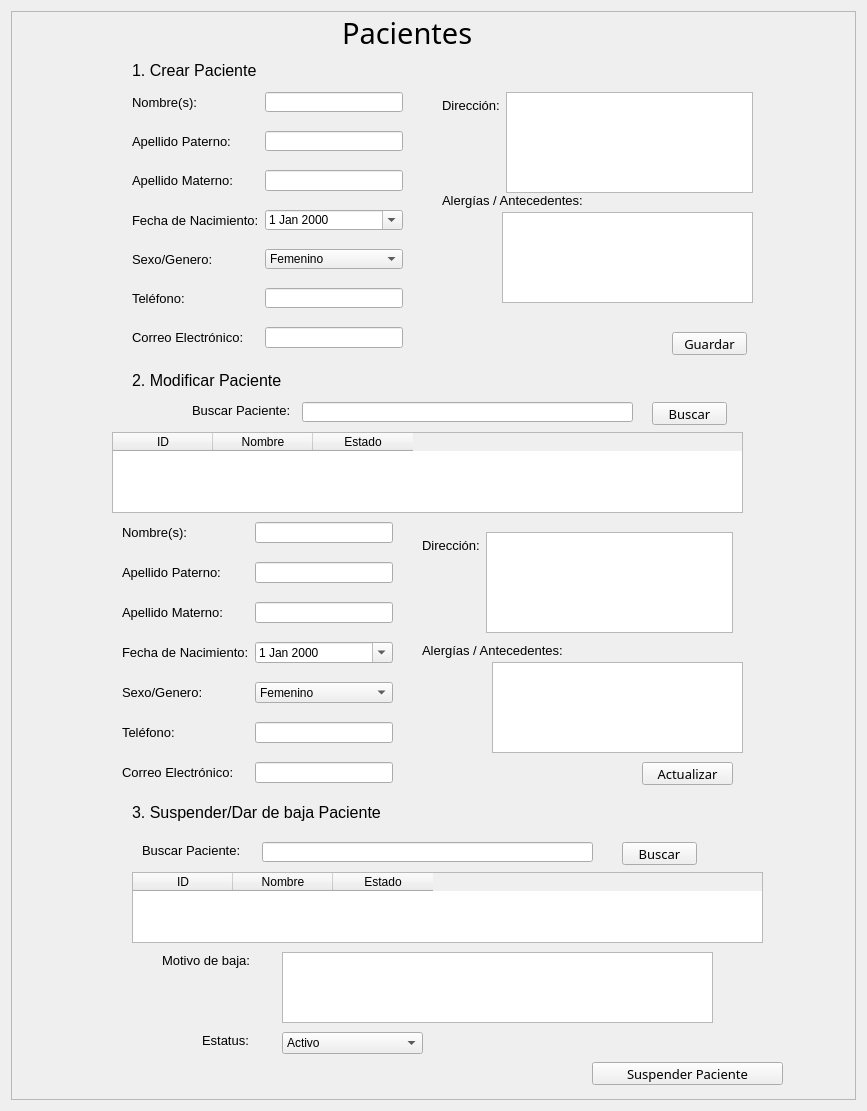
The window that Pacientes/pacientes.ui (AsgardUtvt/ProyectoIntegrador1) describes before a commit, drawn with Qt 5.
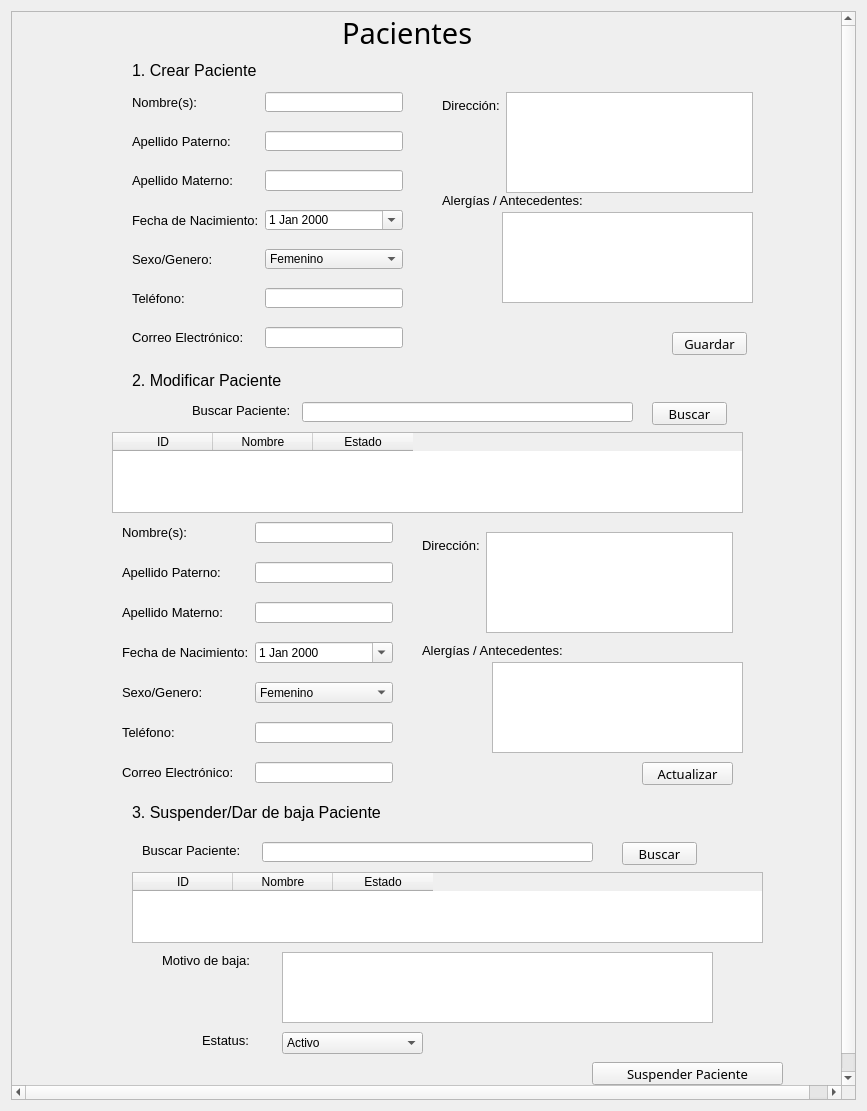
The same window after the commit.

Commit message: Fix: Funcion de pacientes, menu tiene scrooll area

Diff of the .ui file:
```diff
--- a/Pacientes/pacientes.ui
+++ b/Pacientes/pacientes.ui
@@ -20,7 +20,7 @@
    <item>
     <widget class="QScrollArea" name="scrollArea">
      <property name="widgetResizable">
-      <bool>true</bool>
+      <bool>false</bool>
      </property>
      <widget class="QWidget" name="scrollAreaWidgetContents_2">
       <property name="geometry">
@@ -31,6 +31,12 @@
         <height>1091</height>
        </rect>
       </property>
+      <property name="minimumSize">
+       <size>
+        <width>0</width>
+        <height>1091</height>
+       </size>
+      </property>
       <widget class="QLabel" name="label">
        <property name="geometry">
         <rect>
```
The commit also changes 1 other file.
